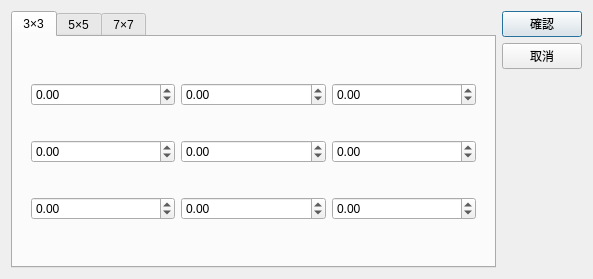
First picture: the form in SE-342/assignments/ass2/src/MorphologicalExample/kerneleditor.ui, repository yepengpeng-1/2019-2020-autumn-semester, before the edit.
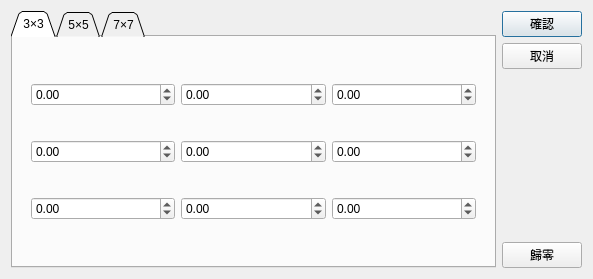
Second picture: the form after the edit. The open tabs and pages were chosen to show the change.

Patch:
```diff
--- a/SE-342/assignments/ass2/src/MorphologicalExample/kerneleditor.ui
+++ b/SE-342/assignments/ass2/src/MorphologicalExample/kerneleditor.ui
@@ -22,8 +22,14 @@
   <layout class="QHBoxLayout" name="horizontalLayout">
    <item>
     <widget class="QTabWidget" name="tabWidget">
+     <property name="tabShape">
+      <enum>QTabWidget::Triangular</enum>
+     </property>
      <property name="currentIndex">
-      <number>2</number>
+      <number>0</number>
+     </property>
+     <property name="elideMode">
+      <enum>Qt::ElideRight</enum>
      </property>
      <widget class="QWidget" name="threeSize">
       <attribute name="title">
@@ -1251,6 +1257,13 @@
        </property>
       </spacer>
      </item>
+     <item>
+      <widget class="QPushButton" name="resetButton">
+       <property name="text">
+        <string>歸零</string>
+       </property>
+      </widget>
+     </item>
     </layout>
    </item>
   </layout>
```
Left out of the diff: 4 changed lines with no effect on the pictures.
